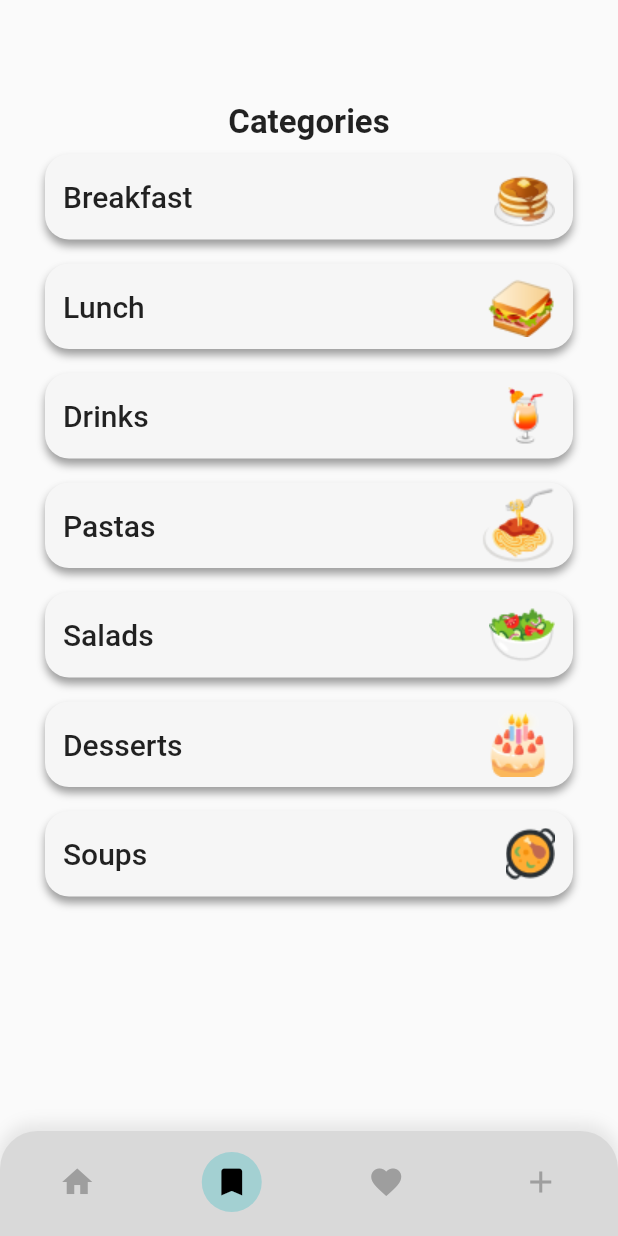
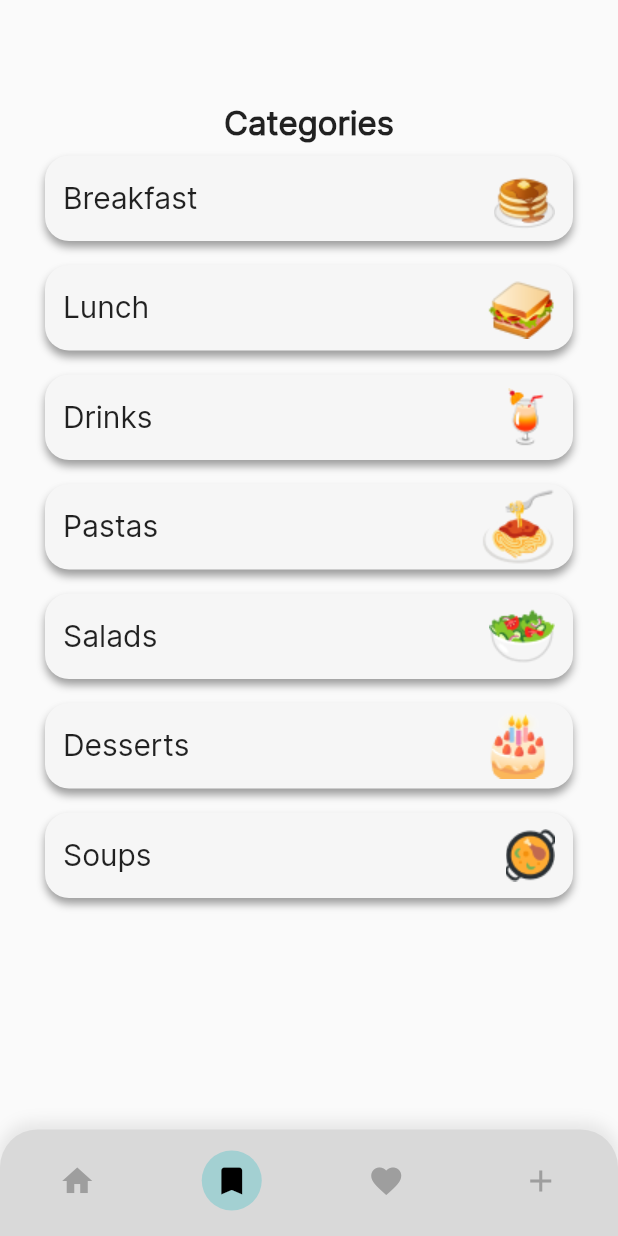
Before and after one commit to mostafaramadanhamed/rcipe_app, a Flutter app: the screen it shows after launch, item 2 of the bottom bar chosen, on a phone screen of 412 x 824 dp. Run offline on Flutter 3.47's test engine with Material 2 defaults, Android fonts, the phone set to English and light mode, and no system bars; network calls fail.

Commit message:
add font

```diff
--- a/lib/core/constant/app_strings.dart
+++ b/lib/core/constant/app_strings.dart
@@ -14,4 +14,5 @@ class AppString{
   static const kCategoryDesserts='Desserts';
   static const kCategorySoups='Soups';
   static const kFavoriteTitle='Favorites';
+  static const kAddRecipeTitle='New Recipe';
 }
--- a/lib/main.dart
+++ b/lib/main.dart
@@ -16,6 +16,9 @@ class MyApp extends StatelessWidget {
     return  MaterialApp(
       debugShowCheckedModeBanner: false,
       title: 'Recipe App',
+      theme: ThemeData(
+        fontFamily: 'Inter'
+      ),
       onGenerateRoute: (setting)=>generateRoute(setting),
       home:const SplashView() ,
     );
```
Also changed, not shown: lib/presentation/widgets/home/grid_tile.dart (+8 -6 lines), pubspec.yaml (+4 -4 lines), assets/fonts/Inter-Regular.ttf (added).
